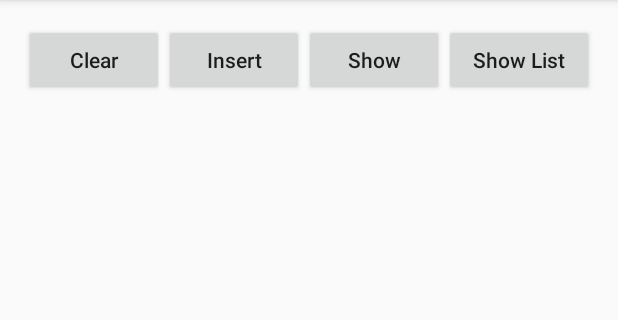
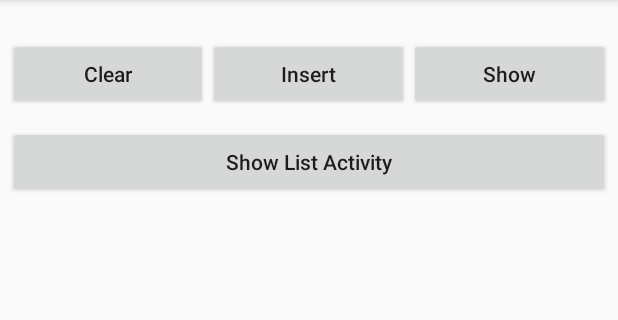
Before and after one commit to supachai-j/L04SQLite, an Android app: the screen it shows after launch (MainActivity), on a phone screen of 412 x 824 dp, the part 84-404 px from its top. Run offline under Robolectric (Android 15) with nearby library versions, the light colour scheme and no system bars.

Commit message:
Modify layout main activity

```diff
--- a/app/src/main/res/layout/activity_main.xml
+++ b/app/src/main/res/layout/activity_main.xml
@@ -3,37 +3,53 @@
     xmlns:tools="http://schemas.android.com/tools"
     android:layout_width="match_parent"
     android:layout_height="match_parent"
-    android:orientation="horizontal"
-    android:padding="16dp"
+    android:layout_marginTop="20dp"
+    android:orientation="vertical"
+    android:padding="0dp"
 
     tools:context="andriod.training.cat.com.l04sqlite.MainActivity">
+    <LinearLayout
+        android:layout_width="match_parent"
+        android:layout_height="wrap_content"
 
+        android:orientation="horizontal"
+        android:padding="5dp">
     <Button
         android:id="@+id/lo_bt_clear"
         android:layout_width="wrap_content"
         android:layout_height="wrap_content"
-        android:textAllCaps="false"
         android:layout_weight="1"
-        android:text="@string/strXML_clear_button"/>
+        android:text="@string/strXML_clear_button"
+        android:textAllCaps="false" />
+
         <Button
             android:id="@+id/lo_bt_insert"
             android:layout_width="wrap_content"
             android:layout_height="wrap_content"
-        android:textAllCaps="false"
             android:layout_weight="1"
-        android:text="@string/strXML_insert_button"/>
+            android:text="@string/strXML_insert_button"
+            android:textAllCaps="false" />
+
         <Button
         android:id="@+id/lo_bt_show"
         android:layout_width="wrap_content"
         android:layout_height="wrap_content"
-        android:textAllCaps="false"
         android:layout_weight="1"
-        android:text="@string/strXML_show_button"/>
+        android:text="@string/strXML_show_button"
+        android:textAllCaps="false" />
+    </LinearLayout>
+
+    <LinearLayout
+        android:layout_width="match_parent"
+        android:layout_height="wrap_content"
+        android:orientation="horizontal"
+        android:padding="5dp">
         <Button
             android:id="@+id/lo_bt_show_list"
-        android:layout_width="wrap_content"
+            android:layout_width="match_parent"
             android:layout_height="wrap_content"
-        android:textAllCaps="false"
-        android:layout_weight="2"
-        android:text="@string/strXML_show_list_button"/>
+            android:text="@string/strXML_show_list_button"
+            android:textAllCaps="false" />
     </LinearLayout>
+
+</LinearLayout>
--- a/app/src/main/res/values/strings.xml
+++ b/app/src/main/res/values/strings.xml
@@ -4,7 +4,7 @@
     <string name="strXML_insert_button">Insert</string>
     <string name="strXML_show_button">Show</string>
     <string name="strXML_data_empty">Empty</string>
-    <string name="strXML_show_list_button">Show List</string>
+    <string name="strXML_show_list_button">Show List Activity</string>
 
     <string-array name="strXML_titles_insert">
         <item>Vader</item>
```
Lines whose indentation alone changed are shown as unchanged.
